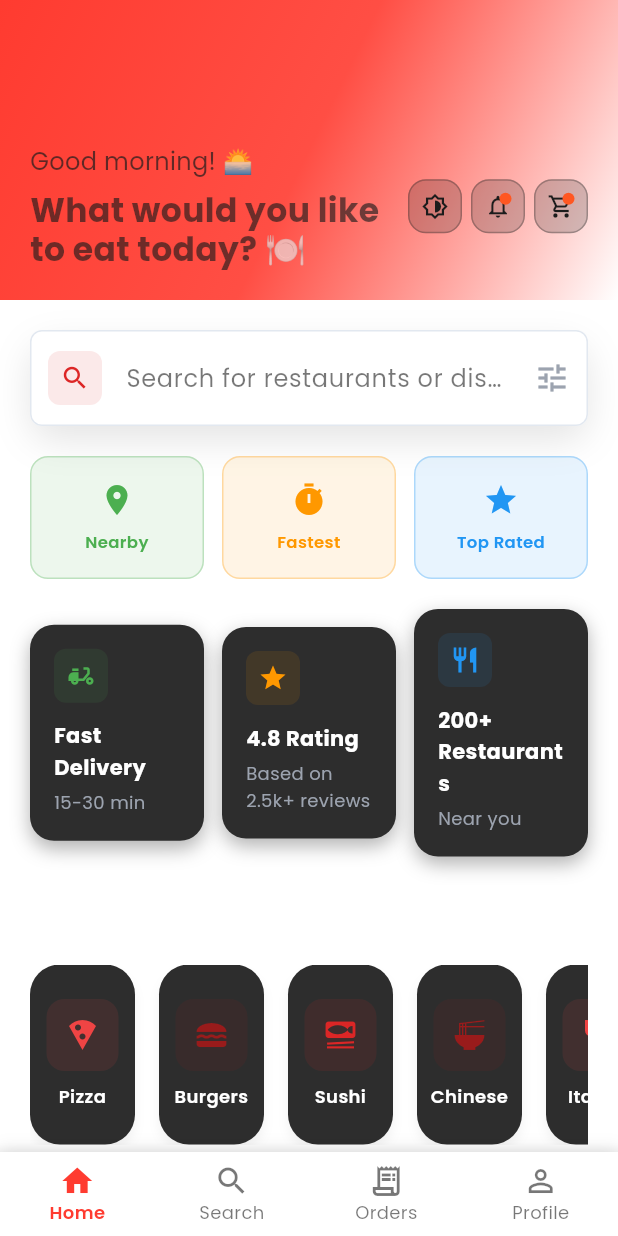
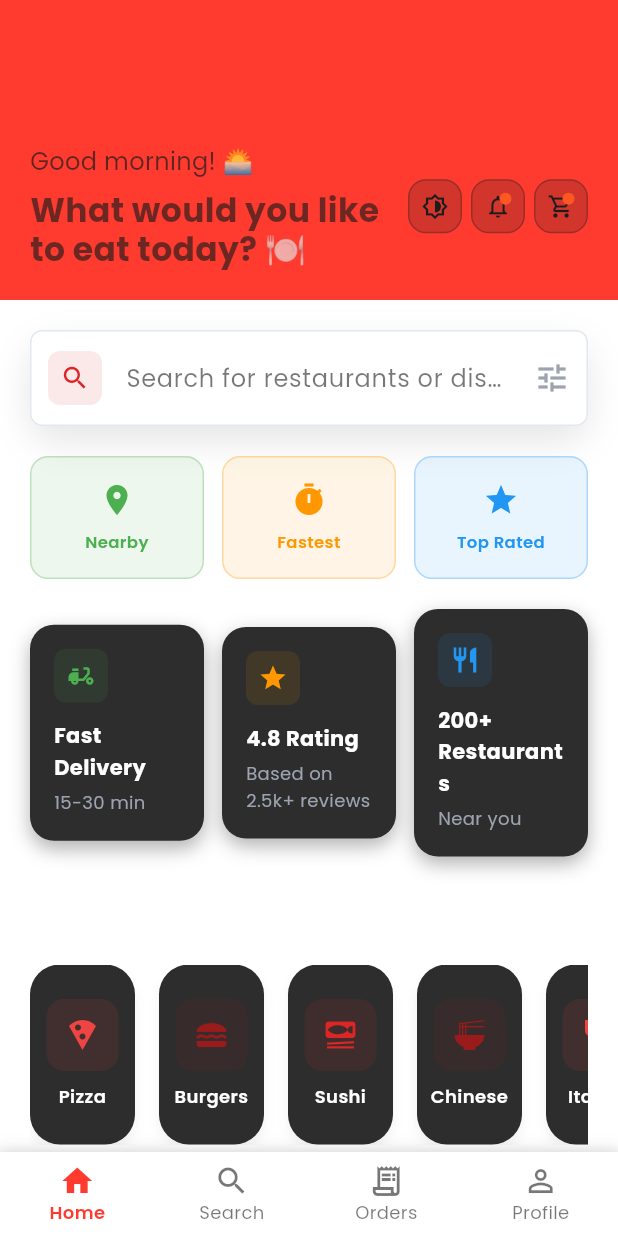
Before and after one commit to TArslan7/TAEatzMobile, a Flutter app: the HomePage screen opened by its route, on a phone screen of 412 x 824 dp. Run offline on Flutter 3.47's test engine with Material 3 defaults, Android fonts, the phone set to English and light mode, and no system bars; our stand-ins replace cached_network_image, connectivity_plus, dartz, dio, equatable, firebase_core and 9 more; missing offline and left inert: flutter_stripe; accounts and stored records are empty; generated files the repository leaves out were written again; network calls fail.

Commit message:
feat: Replace gradients with solid colors and unify red color across themes
- Replace all gradient backgrounds with solid colors for cleaner look
- Use same red color (#FF3B30) for both light and dark mode
- Remove gradient effects from home screen header and restaurant cards
- Simplify category chips to use solid colors instead of gradients
- Clean up unused animation controllers and imports
- Fix null safety issues in restaurant card component

```diff
--- a/lib/core/theme/theme_manager.dart
+++ b/lib/core/theme/theme_manager.dart
@@ -19,7 +19,7 @@ class ThemeManager extends ChangeNotifier {
 
   // Dark Mode Colors
   static const Color darkBackground = Color(0xFF0D0D0D); // #0D0D0D
-  static const Color darkPrimaryRed = Color(0xFFFF6B35); // #FF6B35
+  static const Color darkPrimaryRed = Color(0xFFFF3B30); // #FF3B30 (same as light mode)
   static const Color darkSecondaryGreen = Color(0xFF2ECC71); // #2ECC71
   static const Color darkTextLight = Color(0xFFF5F5F5); // #F5F5F5
   static const Color darkAccentYellow = Color(0xFFFFCC66); // #FFCC66
--- a/lib/features/home/presentation/widgets/improved_home_tab.dart
+++ b/lib/features/home/presentation/widgets/improved_home_tab.dart
@@ -1,17 +1,11 @@
 import 'package:flutter/material.dart';
 import 'package:flutter_bloc/flutter_bloc.dart';
 import 'package:provider/provider.dart';
-import 'dart:math' as math;
-
-import '../../../../core/theme/app_theme.dart';
 import '../../../../core/theme/theme_manager.dart';
 import '../../../../core/utils/extensions.dart';
 import '../../../restaurants/presentation/bloc/restaurant_bloc.dart';
 import '../../../restaurants/presentation/bloc/restaurant_event.dart';
 import '../../../restaurants/presentation/bloc/restaurant_state.dart';
-import '../../../restaurants/presentation/widgets/improved_restaurant_card.dart';
-import '../../../restaurants/presentation/widgets/category_chip.dart';
-import '../../../restaurants/presentation/widgets/restaurant_loading_shimmer.dart';
 import '../../../restaurants/presentation/pages/restaurant_detail_page.dart';
 
 class ImprovedHomeTab extends StatefulWidget {
@@ -30,13 +24,9 @@ class _ImprovedHomeTabState extends State<ImprovedHomeTab>
 
   late AnimationController _fadeController;
   late AnimationController _slideController;
-  late AnimationController _pulseController;
-  late AnimationController _staggerController;
   late AnimationController _eatDrinkController;
   late Animation<double> _fadeAnimation;
   late Animation<Offset> _slideAnimation;
-  late Animation<double> _pulseAnimation;
-  late Animation<double> _staggerAnimation;
   late Animation<double> _eatDrinkAnimation;
 
   // Function to get time-based greeting
@@ -67,14 +57,6 @@ class _ImprovedHomeTabState extends State<ImprovedHomeTab>
       duration: const Duration(milliseconds: 800),
       vsync: this,
     );
-    _pulseController = AnimationController(
-      duration: const Duration(milliseconds: 2000),
-      vsync: this,
-    );
-    _staggerController = AnimationController(
-      duration: const Duration(milliseconds: 1200),
-      vsync: this,
-    );
     _eatDrinkController = AnimationController(
       duration: const Duration(milliseconds: 5000),
       vsync: this,
@@ -96,21 +78,6 @@ class _ImprovedHomeTabState extends State<ImprovedHomeTab>
       curve: Curves.easeOutCubic,
     ));
 
-    _pulseAnimation = Tween<double>(
-      begin: 0.95,
-      end: 1.05,
-    ).animate(CurvedAnimation(
-      parent: _pulseController,
-      curve: Curves.easeInOut,
-    ));
-
-    _staggerAnimation = Tween<double>(
-      begin: 0.0,
-      end: 1.0,
-    ).animate(CurvedAnimation(
-      parent: _staggerController,
-      curve: Curves.easeOutCubic,
-    ));
 
     _eatDrinkAnimation = Tween<double>(
       begin: 0.0,
@@ -123,8 +90,6 @@ class _ImprovedHomeTabState extends State<ImprovedHomeTab>
     // Start animations
     _fadeController.forward();
     _slideController.forward();
-    _pulseController.repeat(reverse: true);
-    _staggerController.forward();
     _eatDrinkController.repeat(reverse: true);
 
     // Load initial data
@@ -137,8 +102,6 @@ class _ImprovedHomeTabState extends State<ImprovedHomeTab>
     _searchController.dispose();
     _fadeController.dispose();
     _slideController.dispose();
-    _pulseController.dispose();
-    _staggerController.dispose();
     _eatDrinkController.dispose();
     super.dispose();
   }
@@ -228,11 +191,7 @@ class _ImprovedHomeTabState extends State<ImprovedHomeTab>
       flexibleSpace: FlexibleSpaceBar(
         background: Container(
           decoration: BoxDecoration(
-            gradient: LinearGradient(
-              begin: Alignment.topLeft,
-              end: Alignment.bottomRight,
-              colors: themeManager.headerGradient,
-            ),
+            color: themeManager.primaryRed,
           ),
           child: SafeArea(
             child: Padding(
@@ -257,7 +216,7 @@ class _ImprovedHomeTabState extends State<ImprovedHomeTab>
                                     child: Text(
                                       _getTimeBasedGreeting(),
                                       style: TextStyle(
-                                        color: (themeManager?.textColor ?? Colors.grey).withOpacity(0.7),
+                                        color: themeManager.textColor.withOpacity(0.7),
                                         fontSize: 16,
                                         fontWeight: FontWeight.w400,
                                       ),
@@ -798,14 +757,7 @@ class _ImprovedHomeTabState extends State<ImprovedHomeTab>
         duration: const Duration(milliseconds: 300),
         width: 70,
         decoration: BoxDecoration(
-          gradient: isSelected
-              ? LinearGradient(
-                  begin: Alignment.topLeft,
-                  end: Alignment.bottomRight,
-                  colors: [color, color.withOpacity(0.8)],
-                )
-              : null,
-          color: isSelected ? null : const Color(0xFF2D2D2D),
+          color: isSelected ? color : const Color(0xFF2D2D2D),
           borderRadius: BorderRadius.circular(20),
           boxShadow: [
             BoxShadow(
@@ -981,14 +933,7 @@ class _ImprovedHomeTabState extends State<ImprovedHomeTab>
                   topLeft: Radius.circular(20),
                   topRight: Radius.circular(20),
                 ),
-                gradient: LinearGradient(
-                  begin: Alignment.topLeft,
-                  end: Alignment.bottomRight,
-                  colors: [
-                    const Color(0xFFDC2626).withOpacity(0.8),
-                    const Color(0xFF991B1B).withOpacity(0.8),
-                  ],
-                ),
+                color: themeManager?.primaryRed ?? Colors.red,
               ),
               child: Stack(
                 children: [
@@ -1000,14 +945,7 @@ class _ImprovedHomeTabState extends State<ImprovedHomeTab>
                           topLeft: Radius.circular(20),
                           topRight: Radius.circular(20),
                         ),
-                        gradient: LinearGradient(
-                          begin: Alignment.topLeft,
-                          end: Alignment.bottomRight,
-                          colors: [
-                            const Color(0xFFDC2626).withOpacity(0.3),
-                            const Color(0xFF991B1B).withOpacity(0.3),
-                          ],
-                        ),
+                        color: (themeManager?.primaryRed ?? Colors.red).withOpacity(0.3),
                       ),
                       child: const Center(
                         child: Icon(
```
